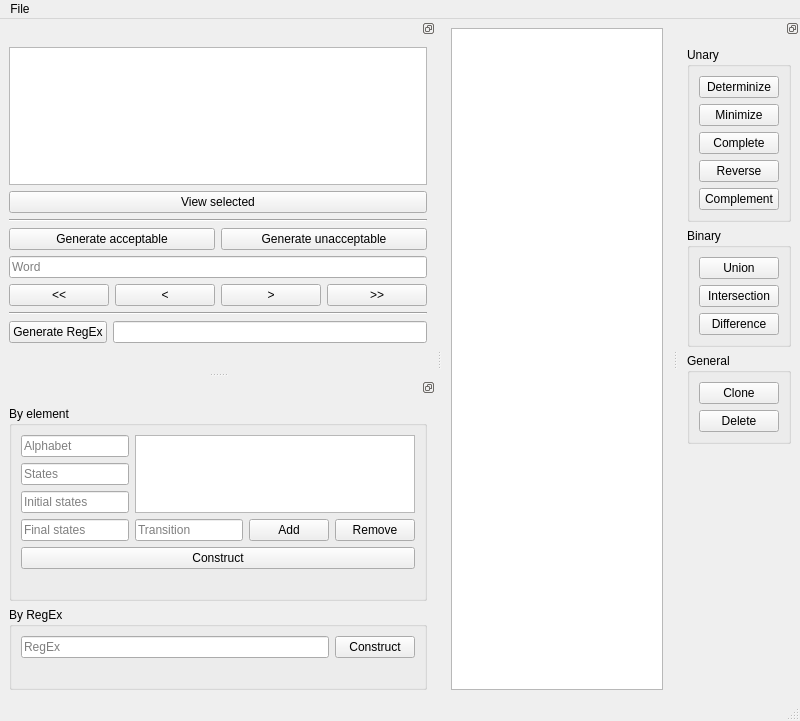
Old version of the form main_window.ui in the repository Aca-S/finite-automata-toolbox.
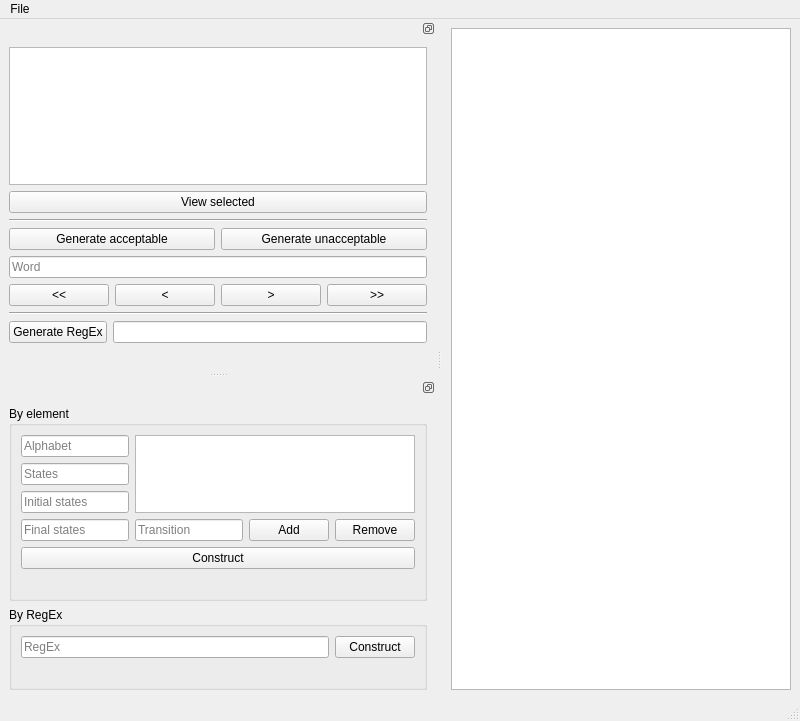
New version of the form. Custom widgets are drawn as their Qt base class.

Commit message: Extract the operations dock widget to a separate class

Patch:
```diff
--- a/main_window.ui
+++ b/main_window.ui
@@ -334,144 +334,6 @@
     </layout>
    </widget>
   </widget>
-  <widget class="QDockWidget" name="operations_dock">
-   <property name="features">
-    <set>QDockWidget::DockWidgetFloatable|QDockWidget::DockWidgetMovable</set>
-   </property>
-   <attribute name="dockWidgetArea">
-    <number>2</number>
-   </attribute>
-   <widget class="QWidget" name="operations_dock_contents">
-    <layout class="QVBoxLayout" name="verticalLayout_4">
-     <item>
-      <layout class="QVBoxLayout" name="operations_dock_layout">
-       <item>
-        <widget class="QGroupBox" name="unary_operations_gb">
-         <property name="title">
-          <string>Unary</string>
-         </property>
-         <layout class="QVBoxLayout" name="verticalLayout_9">
-          <item>
-           <layout class="QVBoxLayout" name="unary_operations_layout">
-            <item>
-             <widget class="QPushButton" name="determinize_btn">
-              <property name="text">
-               <string>Determinize</string>
-              </property>
-             </widget>
-            </item>
-            <item>
-             <widget class="QPushButton" name="minimize_btn">
-              <property name="text">
-               <string>Minimize</string>
-              </property>
-             </widget>
-            </item>
-            <item>
-             <widget class="QPushButton" name="complete_btn">
-              <property name="text">
-               <string>Complete</string>
-              </property>
-             </widget>
-            </item>
-            <item>
-             <widget class="QPushButton" name="reverse_btn">
-              <property name="text">
-               <string>Reverse</string>
-              </property>
-             </widget>
-            </item>
-            <item>
-             <widget class="QPushButton" name="complement_btn">
-              <property name="text">
-               <string>Complement</string>
-              </property>
-             </widget>
-            </item>
-           </layout>
-          </item>
-         </layout>
-        </widget>
-       </item>
-       <item>
-        <widget class="QGroupBox" name="binary_operations_gb">
-         <property name="title">
-          <string>Binary</string>
-         </property>
-         <layout class="QVBoxLayout" name="verticalLayout_10">
-          <item>
-           <layout class="QVBoxLayout" name="binary_operations_layout">
-            <item>
-             <widget class="QPushButton" name="union_btn">
-              <property name="text">
-               <string>Union</string>
-              </property>
-             </widget>
-            </item>
-            <item>
-             <widget class="QPushButton" name="intersection_btn">
-              <property name="text">
-               <string>Intersection</string>
-              </property>
-             </widget>
-            </item>
-            <item>
-             <widget class="QPushButton" name="difference_btn">
-              <property name="text">
-               <string>Difference</string>
-              </property>
-             </widget>
-            </item>
-           </layout>
-          </item>
-         </layout>
-        </widget>
-       </item>
-       <item>
-        <widget class="QGroupBox" name="general_operations_gb">
-         <property name="title">
-          <string>General</string>
-         </property>
-         <layout class="QVBoxLayout" name="verticalLayout_11">
-          <item>
-           <layout class="QVBoxLayout" name="general_operations_layout">
-            <item>
-             <widget class="QPushButton" name="clone_btn">
-              <property name="text">
-               <string>Clone</string>
-              </property>
-             </widget>
-            </item>
-            <item>
-             <widget class="QPushButton" name="delete_btn">
-              <property name="text">
-               <string>Delete</string>
-              </property>
-             </widget>
-            </item>
-           </layout>
-          </item>
-         </layout>
-        </widget>
-       </item>
-       <item>
-        <spacer name="operations_dock_spacer">
-         <property name="orientation">
-          <enum>Qt::Vertical</enum>
-         </property>
-         <property name="sizeHint" stdset="0">
-          <size>
-           <width>20</width>
-           <height>40</height>
-          </size>
-         </property>
-        </spacer>
-       </item>
-      </layout>
-     </item>
-    </layout>
-   </widget>
-  </widget>
  </widget>
  <customwidgets>
   <customwidget>
```
The commit also changes 5 other files.
